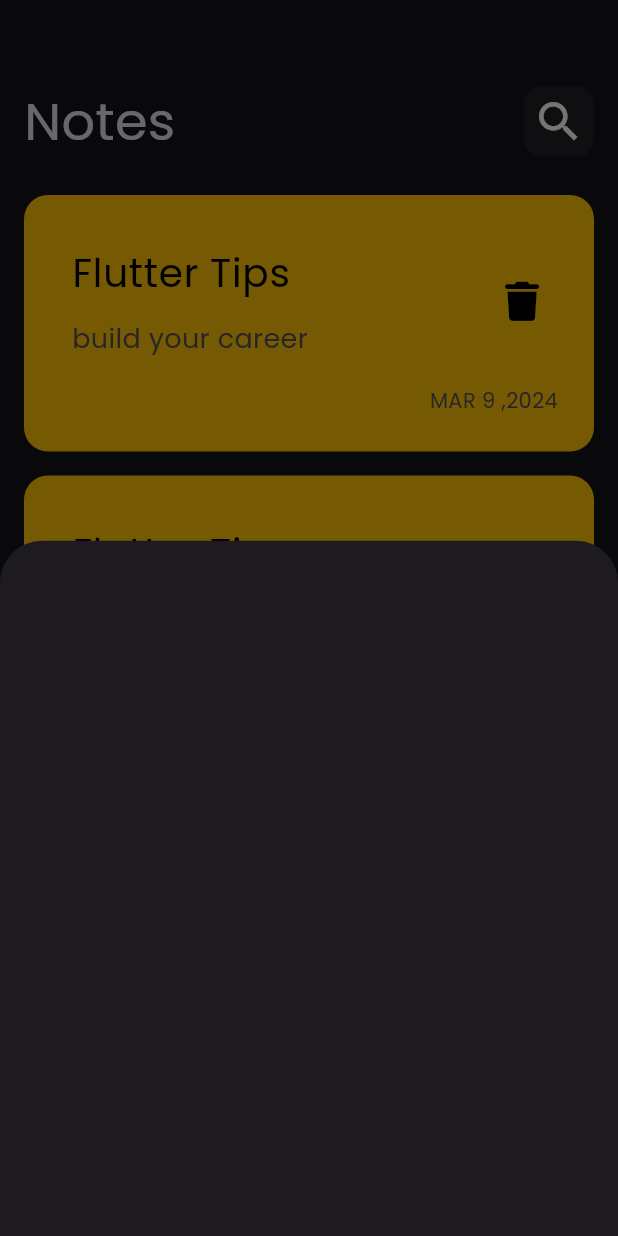
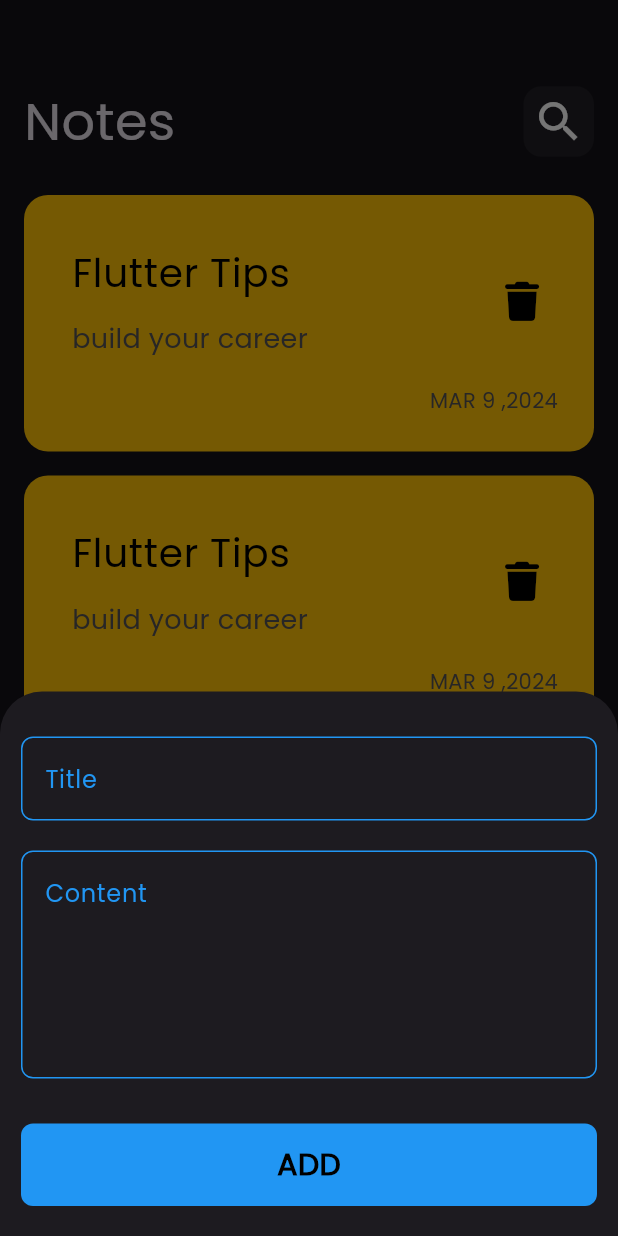
Before and after one commit to abdelrahmanmaher17/notes_app, a Flutter app: the screen it shows after launch, after a tap on the "add" icon, on a phone screen of 412 x 824 dp. Run offline on Flutter 3.47's test engine with Material 3 defaults, Android fonts, the phone set to English and light mode, and no system bars; our stand-ins replace font_awesome_flutter.

```diff
--- a/lib/widgets/add_note_bottom_shet.dart
+++ b/lib/widgets/add_note_bottom_shet.dart
@@ -1,10 +1,36 @@
 import 'package:flutter/material.dart';
+import 'package:notes_app/widgets/custom_bottom.dart';
+import 'package:notes_app/widgets/custom_text_field.dart';
 
 class AddNoteBottomShet extends StatelessWidget {
   const AddNoteBottomShet({super.key});
 
   @override
   Widget build(BuildContext context) {
-    return Container();
+    return const Padding(
+      padding: EdgeInsets.symmetric(horizontal: 14),
+      child: SingleChildScrollView(
+        child: Column(
+          children: [
+            SizedBox(height: 30),
+            CustomTextField(hinttext: "Title"),
+            SizedBox(
+              height: 20,
+            ),
+            CustomTextField(
+              hinttext: "Content",
+              maxlines: 5,
+            ),
+            SizedBox(
+              height: 30,
+            ),
+            CustomBottom(),
+            SizedBox(
+              height: 20,
+            ),
+          ],
+        ),
+      ),
+    );
   }
 }
--- a/lib/widgets/custom_app_bar.dart
+++ b/lib/widgets/custom_app_bar.dart
@@ -1,19 +1,23 @@
 import 'package:flutter/material.dart';
-import 'package:notes_app/widgets/custom_search_icon.dart';
+import 'package:notes_app/widgets/custom_icon.dart';
 
 class CustomAppBar extends StatelessWidget {
-  const CustomAppBar({super.key});
+  const CustomAppBar({super.key, required this.title, required this.icon});
+  final String title;
+  final IconData icon;
 
   @override
   Widget build(BuildContext context) {
-    return const Row(
+    return Row(
       mainAxisAlignment: MainAxisAlignment.spaceBetween,
       children: [
         Text(
-          'Notes',
-          style: TextStyle(fontSize: 35),
+          title,
+          style: const TextStyle(fontSize: 35),
         ),
-        CustomSearchIcon(),
+        CustomIcon(
+          icon: icon,
+        ),
       ],
     );
   }
--- /dev/null
+++ b/lib/widgets/custom_bottom.dart
@@ -0,0 +1,27 @@
+import 'package:flutter/material.dart';
+
+class CustomBottom extends StatelessWidget {
+  const CustomBottom({super.key});
+
+  @override
+  Widget build(BuildContext context) {
+    return Container(
+      width: MediaQuery.of(context).size.width,
+      height: 55,
+      decoration: BoxDecoration(
+        color: Colors.blue,
+        borderRadius: BorderRadius.circular(8),
+      ),
+      child: const Center(
+        child: Text(
+          "ADD",
+          style: TextStyle(
+            color: Colors.black,
+            fontSize: 20,
+            fontWeight: FontWeight.bold,
+          ),
+        ),
+      ),
+    );
+  }
+}
--- a/lib/widgets/custom_search_icon.dart
+++ b/lib/widgets/custom_icon.dart
@@ -1,7 +1,8 @@
 import 'package:flutter/material.dart';
 
-class CustomSearchIcon extends StatelessWidget {
-  const CustomSearchIcon({super.key});
+class CustomIcon extends StatelessWidget {
+  const CustomIcon({super.key, required this.icon});
+  final IconData icon;
 
   @override
   Widget build(BuildContext context) {
@@ -10,10 +11,12 @@ class CustomSearchIcon extends StatelessWidget {
       child: Container(
         height: 47,
         width: 47,
-        decoration: BoxDecoration(color: Colors.white.withOpacity(.05) , borderRadius: BorderRadius.circular(12)),
-        child: const Center(
+        decoration: BoxDecoration(
+            color: Colors.white.withOpacity(.05),
+            borderRadius: BorderRadius.circular(12)),
+        child: Center(
           child: Icon(
-            Icons.search,
+            icon,
             color: Colors.white,
             size: 35,
           ),
--- a/lib/widgets/custom_note_item.dart
+++ b/lib/widgets/custom_note_item.dart
@@ -1,12 +1,22 @@
 import 'package:flutter/material.dart';
 import 'package:font_awesome_flutter/font_awesome_flutter.dart';
+import 'package:notes_app/views/edit_note_view.dart';
 
 class NoteItem extends StatelessWidget {
   const NoteItem({super.key});
 
   @override
   Widget build(BuildContext context) {
-    return Container(
+    return GestureDetector(
+      onTap: () {
+        Navigator.push(
+          context,
+          MaterialPageRoute(builder: (context) {
+            return const EditNoteView();
+          }),
+        );
+      },
+      child: Container(
         padding: const EdgeInsets.only(top: 24, bottom: 24, left: 16),
         decoration: BoxDecoration(
           color: Colors.amber,
@@ -20,7 +30,7 @@ class NoteItem extends StatelessWidget {
                 "Flutter Tips",
                 style: TextStyle(color: Colors.black, fontSize: 26),
               ),
-            subtitle:  const Padding(
+              subtitle: const Padding(
                 padding: EdgeInsets.only(top: 12),
                 child: Text(
                   "build your career",
@@ -46,6 +56,7 @@ class NoteItem extends StatelessWidget {
             )
           ],
         ),
+      ),
     );
   }
 }
--- /dev/null
+++ b/lib/widgets/custom_text_field.dart
@@ -0,0 +1,27 @@
+import 'package:flutter/material.dart';
+
+class CustomTextField extends StatelessWidget {
+  const CustomTextField({super.key, required this.hinttext, this.maxlines = 1});
+  final String hinttext;
+  final int maxlines;
+
+  @override
+  Widget build(BuildContext context) {
+    return TextField(
+      maxLines: maxlines,
+      decoration: InputDecoration(
+        hintText: hinttext,
+        hintStyle: const TextStyle(color: Colors.blue),
+        border: buildborder(),
+        enabledBorder: buildborder(),
+        focusedBorder: buildborder(),
+      ),
+    );
+  }
+
+  OutlineInputBorder buildborder() {
+    return OutlineInputBorder(
+        borderRadius: BorderRadius.circular(8),
+        borderSide: const BorderSide(color: Colors.blue));
+  }
+}
--- a/lib/widgets/notes_view_body.dart
+++ b/lib/widgets/notes_view_body.dart
@@ -1,11 +1,9 @@
 import 'package:flutter/material.dart';
 import 'package:notes_app/widgets/custom_app_bar.dart';
-import 'package:notes_app/widgets/custom_note_item.dart';
 import 'package:notes_app/widgets/notes_list_view.dart';
 
 class NotesViewBody extends StatelessWidget {
   const NotesViewBody({super.key});
-
 
   @override
   Widget build(BuildContext context) {
@@ -16,7 +14,10 @@ class NotesViewBody extends StatelessWidget {
           SizedBox(
             height: 40,
           ),
-          CustomAppBar(),
+          CustomAppBar(
+            title: 'Notes',
+            icon: Icons.search,
+          ),
           Expanded(child: NotesListView()),
         ],
       ),
```
Also changed, not shown: lib/models/note_model.dart (added, +13 -0 lines), lib/views/edit_note_view.dart (added, +14 -0 lines), lib/widgets/edit_view_body.dart (added, +36 -0 lines). Lines whose indentation alone changed are shown as unchanged.
